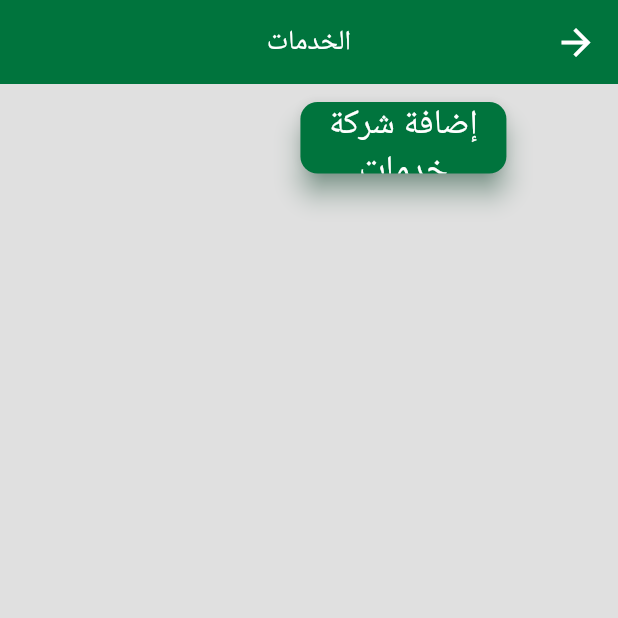
After one commit to MohammadAssaf10/asrar_control_panel, a Flutter app: the screen it shows after launch, after a tap on "الخدمات", on a phone screen of 412 x 824 dp, the top half of it. The commit adds this screen. Run offline on Flutter 3.47's test engine with Material 2 defaults, Android fonts, the phone set to English and light mode, and no system bars; our stand-ins replace bloc, cloud_firestore, dartz, equatable, firebase_auth, firebase_core and 7 more; accounts and stored records are empty; Roboto replaces fonts that are missing (Almarai); statements that could not run were skipped.

Commit message:
add company

```diff
--- a/assets/translations/ar.json
+++ b/assets/translations/ar.json
@@ -42,11 +42,14 @@
   "please_select_image": "الرجاء اختيار صورة",
   "select_image": "اختيار صورة",
   "upload_image": "رفع الصورة",
-  "image_added_successfully": "تمت إضافة الصورة بنجاح",
+  "added_successfully": "تمت الإضافة بنجاح",
   "no_internet_error": "يرجى التحقق من اتصالك بالإنترنت ثم المحاولة مرة أخرى",
   "ok": "موافق",
   "delete_image": "حذف صور",
   "photo_gallery": "معرض الصور",
   "long_press_on_the_image_to_delete": "اضغط مطولاً على الصورة للحذف",
-  "no_pictures": "لا يوجد صور"
+  "no_pictures": "لا يوجد صور",
+  "services": "الخدمات",
+  "add_services_company": "إضافة شركة خدمات",
+  "add": "إضافة"
 }
--- a/lib/config/color_manager.dart
+++ b/lib/config/color_manager.dart
@@ -6,6 +6,7 @@ class ColorManager {
   static const Color lightPrimary = Color(0xFF07B864);
   static const Color backgroundColor = Color(0xFFE0E0E0);
   static const Color grey = Color(0xFFBBBBBB);
+  static const Color lightGrey = Color(0xFFF3F3F3);
   static const Color transparent = Colors.transparent;
 
   static const Color black =  Colors.black;
--- a/lib/config/routes_manager.dart
+++ b/lib/config/routes_manager.dart
@@ -1,9 +1,10 @@
-import 'package:asrar_control_panel/features/home/presentation/pages/add_ad_Image_screen.dart';
-import 'package:asrar_control_panel/features/home/presentation/pages/photo_gallery_screen.dart';
 import 'package:flutter/material.dart';
 
-import '../core/app/di.dart';
+import '../features/home/presentation/pages/add_ad_Image_screen.dart';
+import '../features/home/presentation/pages/add_services_company_screen.dart';
 import '../features/home/presentation/pages/home_screen.dart';
+import '../features/home/presentation/pages/photo_gallery_screen.dart';
+import '../features/home/presentation/pages/services_screen.dart';
 import 'strings_manager.dart';
 
 class Routes {
@@ -11,6 +12,8 @@ class Routes {
   static const String homeRoute = "/";
   static const String addAnAdvertisementImageRoute = "/addAnAdvertisementImage";
   static const String photoGalleryRoute = "/photoGallery";
+  static const String servicesRoute = "/services";
+  static const String addServicesCompanyRoute = "/addServicesCompany";
 
   // auth rotes
   static const String loginRoute = '/login';
@@ -26,10 +29,13 @@ class RouteGenerator {
           builder: (_) => const HomeScreen(),
         );
       case Routes.addAnAdvertisementImageRoute:
-        adImageModule();
         return MaterialPageRoute(builder: (_) => const AddAdImageScreen());
       case Routes.photoGalleryRoute:
         return MaterialPageRoute(builder: (_) => const PhotoGalleryScreen());
+      case Routes.servicesRoute:
+        return MaterialPageRoute(builder: (_) => const ServicesScreen());
+      case Routes.addServicesCompanyRoute:
+        return MaterialPageRoute(builder: (_) => const AddServicesCompanyScreen());
       default:
         return unDefinedRoute();
     }
--- a/lib/config/strings_manager.dart
+++ b/lib/config/strings_manager.dart
@@ -53,12 +53,15 @@ class AppStrings {
   static const String pleaseSelectImage = "please_select_image";
   static const String selectImage = "select_image";
   static const String uploadImage = "upload_image";
-  static const String imageAddedSuccessfully = "image_added_successfully";
+  static const String addedSuccessfully = "added_successfully";
   static const String ok = "ok";
   static const String deleteImage = "delete_image";
   static const String photoGallery = "photo_gallery";
   static const String longPressOnTheImageToDelete = "long_press_on_the_image_to_delete";
   static const String noPictures = "no_pictures";
+  static const String services = "services";
+  static const String addServicesCompany = "add_services_company";
+  static const String add = "add";
 
   // exception handler
   static const String success = "success";
--- a/lib/config/theme_manager.dart
+++ b/lib/config/theme_manager.dart
@@ -28,7 +28,7 @@ ThemeData getApplicationTheme() {
     errorColor: ColorManager.error,
     inputDecorationTheme: InputDecorationTheme(
       // hint style
-      hintStyle: getAlmaraiBoldStyle(
+      hintStyle: getAlmaraiRegularStyle(
           color: ColorManager.darkPrimary, fontSize: AppSize.s16.sp),
       labelStyle: getAlmaraiRegularStyle(
           color: ColorManager.darkPrimary, fontSize: AppSize.s16.sp),
--- a/lib/config/values_manager.dart
+++ b/lib/config/values_manager.dart
@@ -50,5 +50,6 @@ class AppSize {
   static const double s280 = 280;
   static const double s290 = 290;
   static const double s300 = 300;
+  static const double s500 = 500;
   static const double s600 = 600;
 }
--- a/lib/core/app/di.dart
+++ b/lib/core/app/di.dart
@@ -1,5 +1,6 @@
 import 'package:asrar_control_panel/features/home/domain/repositories/file_repository.dart';
 import 'package:asrar_control_panel/features/home/domain/use_cases/get_file.dart';
+import 'package:cloud_firestore/cloud_firestore.dart';
 import 'package:firebase_storage/firebase_storage.dart';
 import 'package:get_it/get_it.dart';
 import 'package:shared_preferences/shared_preferences.dart';
@@ -15,16 +16,15 @@ Future<void> initAppModule() async {
   final sharedPref = await SharedPreferences.getInstance();
 
   instance.registerLazySingleton<SharedPreferences>(() => sharedPref);
-}
-
-void adImageModule() {
-  if (!GetIt.I.isRegistered<FileRepository>()) {
   instance
       .registerLazySingleton<FirebaseStorage>(() => FirebaseStorage.instance);
+  instance.registerLazySingleton<FirebaseFirestore>(
+      () => FirebaseFirestore.instance);
+  instance
+      .registerLazySingleton<Reference>(() => FirebaseStorage.instance.ref());
   instance.registerLazySingleton<FileRepository>(() => FileRepositoryImpl(
         storage: instance<FirebaseStorage>(),
       ));
   instance.registerLazySingleton<GetFileUseCase>(
       () => GetFileUseCase(instance<FileRepository>()));
 }
-}
--- a/lib/features/home/data/repositories/file_repository_impl.dart
+++ b/lib/features/home/data/repositories/file_repository_impl.dart
@@ -17,9 +17,9 @@ class FileRepositoryImpl implements FileRepository {
 
   @override
   Future<Either<Failure, UploadTask>> uploadFile(
-      Uint8List file, String fileName, String filePath) async {
+      Uint8List file, String fileName, String folderPath) async {
     try {
-      final String path = "$filePath/$fileName";
+      final String path = "$folderPath/$fileName";
       final Reference storageRef = storage.ref();
       final Reference ref = storageRef.child(path);
       final task = ref.putData(file);
--- a/lib/features/home/domain/repositories/file_repository.dart
+++ b/lib/features/home/domain/repositories/file_repository.dart
@@ -7,7 +7,7 @@ import '../entities/file_entities.dart';
 
 abstract class FileRepository {
   Future<Either<Failure, UploadTask>> uploadFile(
-      Uint8List file, String fileName, String filePath);
+      Uint8List file, String fileName, String folderPath);
 
   Future<Either<Failure, List<FileEntities>>> getFile(String folderName);
   Future<void> deleteFile(String folderName,String fileName);
--- a/lib/features/home/domain/use_cases/upload_file.dart
+++ b/lib/features/home/domain/use_cases/upload_file.dart
@@ -11,7 +11,7 @@ class UploadFileUseCase {
   UploadFileUseCase(this.fileRepository);
 
   Future<Either<Failure, UploadTask>> call(
-      Uint8List file, String fileName, String filePath) async {
-    return await fileRepository.uploadFile(file, fileName, filePath);
+      Uint8List file, String fileName, String folderPath) async {
+    return await fileRepository.uploadFile(file, fileName, folderPath);
   }
 }
--- a/lib/features/home/presentation/pages/add_ad_Image_screen.dart
+++ b/lib/features/home/presentation/pages/add_ad_Image_screen.dart
@@ -107,9 +107,9 @@ class _AddAdImageScreenState extends State<AddAdImageScreen> {
                 onTap: (image != null
                     ? () async {
                         showCustomDialog(context);
-                        final isLoaded = await uploadFileUseCase(
+                        final isUploaded = await uploadFileUseCase(
                             webImage, image!.path, "adImages");
-                        isLoaded.fold((failure) {
+                        isUploaded.fold((failure) {
                           dismissDialog(context);
                           showCustomDialog(context,
                               message: failure.message.tr(context));
@@ -117,7 +117,7 @@ class _AddAdImageScreenState extends State<AddAdImageScreen> {
                           r.whenComplete(() {
                             dismissDialog(context);
                             showCustomDialog(context,
-                                message: AppStrings.imageAddedSuccessfully
+                                message: AppStrings.addedSuccessfully
                                     .tr(context));
                           });
                         });
--- a/lib/features/home/presentation/pages/home_screen.dart
+++ b/lib/features/home/presentation/pages/home_screen.dart
@@ -15,7 +15,7 @@ class HomeScreen extends StatelessWidget {
         title: Text(AppStrings.asrarControlPanel.tr(context)),
       ),
       body: Row(
-        mainAxisAlignment: MainAxisAlignment.spaceEvenly,
+        mainAxisAlignment: MainAxisAlignment.spaceAround,
         children: [
           Column(
             children: [
@@ -29,8 +29,8 @@ class HomeScreen extends StatelessWidget {
           Column(
             children: [
               ControlPanelButton(
-                  buttonTitle: "خدمات",
-                  onTap: () =>{}
+                buttonTitle: AppStrings.services.tr(context),
+                onTap: () => Navigator.pushNamed(context, Routes.servicesRoute),
               ),
             ],
           ),
--- /dev/null
+++ b/lib/features/home/presentation/pages/services_screen.dart
@@ -0,0 +1,33 @@
+import 'package:asrar_control_panel/config/app_localizations.dart';
+import 'package:flutter/material.dart';
+
+import '../../../../config/routes_manager.dart';
+import '../../../../config/strings_manager.dart';
+import '../widgets/control_panel_button.dart';
+
+class ServicesScreen extends StatelessWidget {
+  const ServicesScreen({Key? key}) : super(key: key);
+
+  @override
+  Widget build(BuildContext context) {
+    return Scaffold(
+      appBar: AppBar(
+        title: Text(AppStrings.services.tr(context)),
+      ),
+      body: Row(
+        mainAxisAlignment: MainAxisAlignment.spaceAround,
+        children: [
+          Column(
+            children: [
+              ControlPanelButton(
+                  buttonTitle: AppStrings.addServicesCompany.tr(context),
+                  onTap: () => Navigator.pushNamed(
+                      context, Routes.addServicesCompanyRoute))
+            ],
+          ),
+          Column()
+        ],
+      ),
+    );
+  }
+}
```
Also changed, not shown: assets/translations/en.json (+5 -2 lines), lib/features/home/domain/entities/company.dart (added, +25 -0 lines), lib/features/home/domain/use_cases/add_company.dart (added, +26 -0 lines), lib/features/home/presentation/pages/add_services_company_screen.dart (added, +131 -0 lines). Lines whose indentation alone changed are shown as unchanged.
